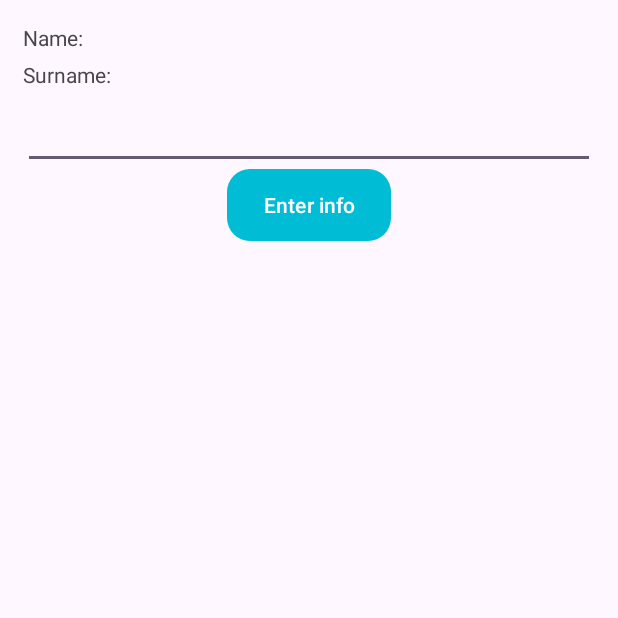
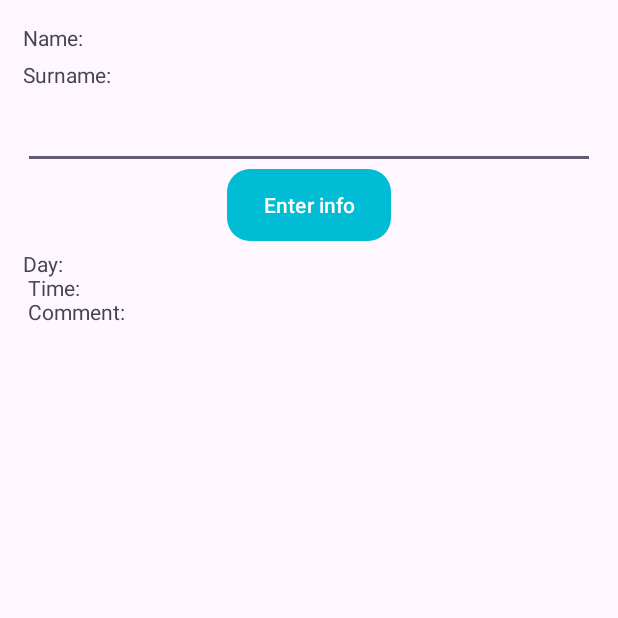
Before and after one commit to l-DoctorWhy-l/Mob4_1, an Android app: the InfoActivity screen opened directly, with no data from a screen before it, on a phone screen of 412 x 824 dp, the top half of it. Run offline under Robolectric (Android 15) with nearby library versions, the phone set to English and light mode, and no system bars.

Commit message:
sec commit

```diff
--- a/app/src/main/java/com/example/mob4/InfoActivity.java
+++ b/app/src/main/java/com/example/mob4/InfoActivity.java
@@ -18,6 +18,10 @@ public class InfoActivity extends AppCompatActivity {
             result -> {
                 if(result.getResultCode() == RESULT_OK){
                     Toast.makeText(getApplicationContext(), "Время занятия успешно передано", Toast.LENGTH_SHORT).show();
+                    Intent data = result.getData();
+                    System.out.println(data);
+                    if(data != null)
+                        showDetails(data.getStringExtra("day"), data.getStringExtra("time"), data.getStringExtra("comment"));
                 }
             }
     );
@@ -27,6 +31,7 @@ public class InfoActivity extends AppCompatActivity {
         super.onCreate(savedInstanceState);
         binding = ActivityInfoBinding.inflate(getLayoutInflater());
         setContentView(binding.getRoot());
+        showDetails("","","");
 
         binding.enterInfoBtn.setOnClickListener(v ->{
             addSubjectLauncher.launch(new Intent(v.getContext(), ResultActivity.class));
@@ -58,4 +63,8 @@ public class InfoActivity extends AppCompatActivity {
         binding.nameTv.setText(getResources().getString(R.string.user_name, ""));
         binding.surnameTv.setText(getResources().getString(R.string.user_surname, ""));
     }
+    private void showDetails(String day, String time, String comment){
+        binding.detailsTv.setText(getResources().getString(R.string.subj_details, day, time, comment));
+    }
+
 }
--- a/app/src/main/res/layout/activity_info.xml
+++ b/app/src/main/res/layout/activity_info.xml
@@ -43,4 +43,14 @@
         app:layout_constraintEnd_toEndOf="parent"
         app:layout_constraintTop_toBottomOf="@+id/add_et"/>
 
+    <TextView
+        android:id="@+id/details_tv"
+        android:text="@string/subj_details"
+        android:layout_width="match_parent"
+        android:layout_height="wrap_content"
+        app:layout_constraintStart_toStartOf="parent"
+        app:layout_constraintTop_toBottomOf="@id/enter_info_btn"
+        android:layout_marginTop="5dp"/>
+
+
 </androidx.constraintlayout.widget.ConstraintLayout>
--- a/app/src/main/res/values/strings.xml
+++ b/app/src/main/res/values/strings.xml
@@ -7,4 +7,8 @@
     <string name="enter_comment">Enter comment</string>
     <string name="enter_time">Enter time</string>
     <string name="enter_day">Enter day</string>
+    <string name="subj_details">Day: %1$s \n
+        Time: %2$s \n
+        Comment: %3$s
+    </string>
 </resources>
```
Also changed, not shown: app/src/main/java/com/example/mob4/ResultActivity.java (+11 -0 lines).
